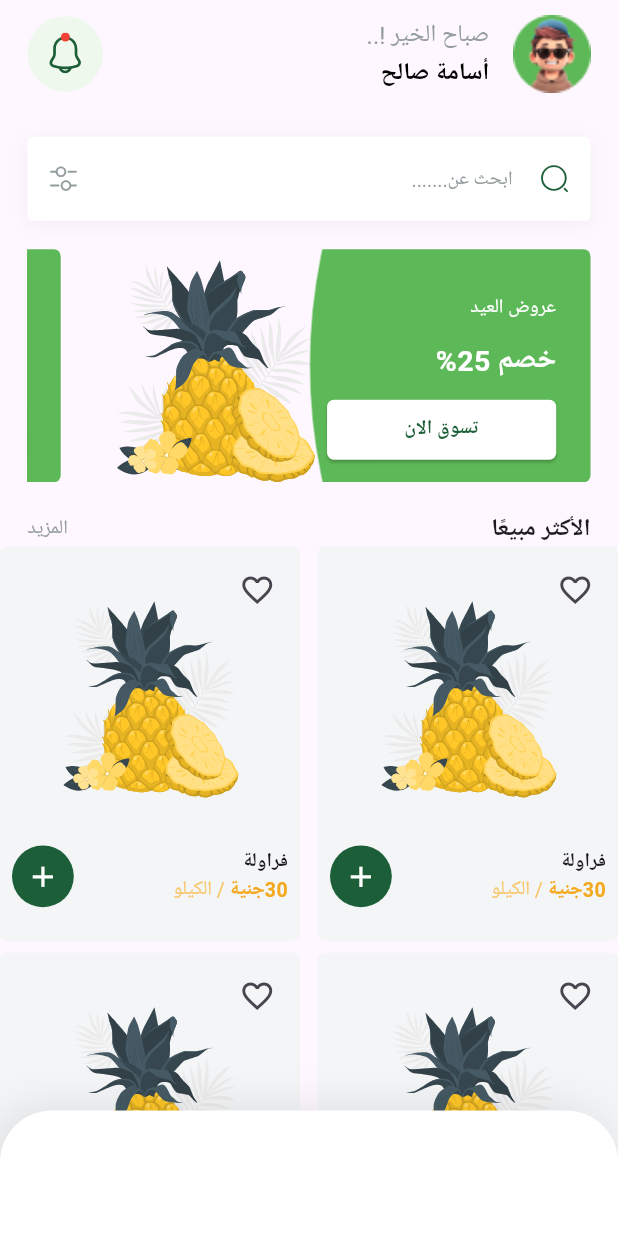
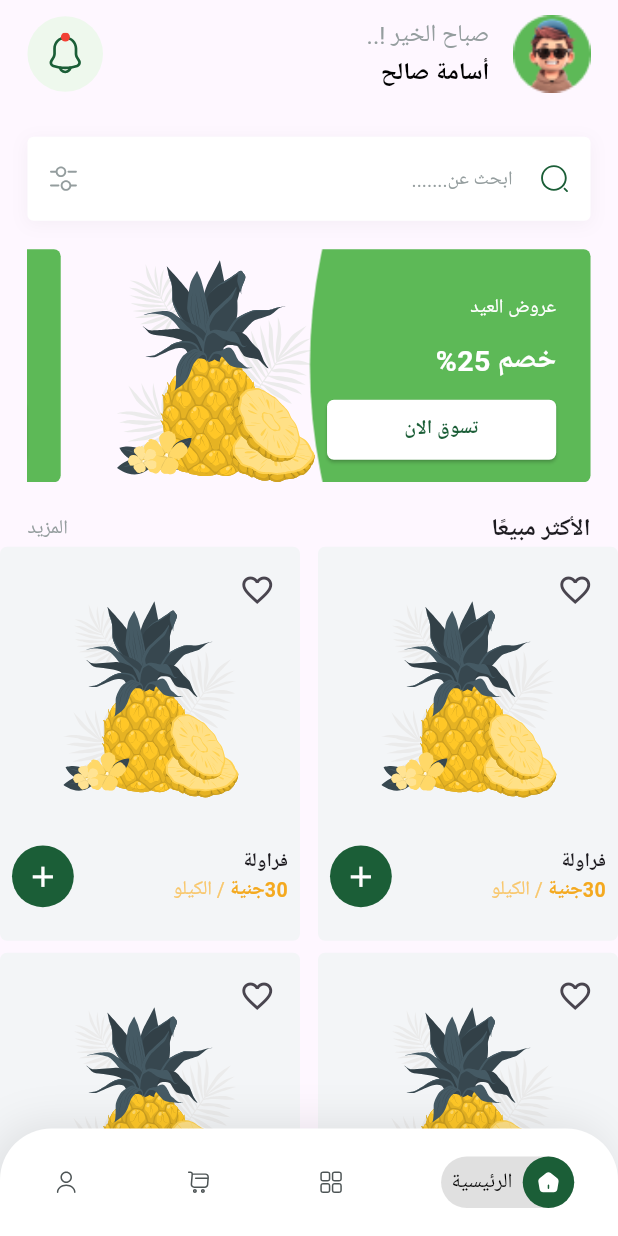
Before and after one commit to Osama-Saleh/Frutella, a Flutter app: the screen it shows after launch, on a phone screen of 412 x 824 dp. Run offline on Flutter 3.47's test engine with Material 3 defaults, Android fonts, the phone set to English and light mode, and no system bars; our stand-ins replace bloc, cloud_firestore, dots_indicator, easy_localization, firebase_auth, firebase_core and 7 more; missing offline and left inert: dart_either; accounts and stored records are empty.

Commit message:
create BNB and handle implemention it

```diff
--- a/lib/core/utils/app_images.dart
+++ b/lib/core/utils/app_images.dart
@@ -10,9 +10,33 @@ class Assets {
   /// assets/images/home/background_featers_item.svg
   static const String imagesHomeBackgroundFeatersItem = "assets/images/home/background_featers_item.svg";
 
+  /// Assets for imagesHomeHome
+  /// assets/images/home/home.svg
+  static const String imagesHomeHome = "assets/images/home/home.svg";
+
+  /// Assets for imagesHomeHomeActive
+  /// assets/images/home/homeActive.svg
+  static const String imagesHomeHomeActive = "assets/images/home/homeActive.svg";
+
+  /// Assets for imagesHomeMyAccount
+  /// assets/images/home/myAccount.svg
+  static const String imagesHomeMyAccount = "assets/images/home/myAccount.svg";
+
+  /// Assets for imagesHomeMyAccountActive
+  /// assets/images/home/myAccountActive.svg
+  static const String imagesHomeMyAccountActive = "assets/images/home/myAccountActive.svg";
+
   /// Assets for imagesHomeNotification
   /// assets/images/home/notification.svg
   static const String imagesHomeNotification = "assets/images/home/notification.svg";
+
+  /// Assets for imagesHomeProductActive
+  /// assets/images/home/productActive.svg
+  static const String imagesHomeProductActive = "assets/images/home/productActive.svg";
+
+  /// Assets for imagesHomeProducts
+  /// assets/images/home/products.svg
+  static const String imagesHomeProducts = "assets/images/home/products.svg";
 
   /// Assets for imagesHomeProfileImage
   /// assets/images/home/profile_image.png
@@ -25,6 +49,14 @@ class Assets {
   /// Assets for imagesHomeSearchFilter
   /// assets/images/home/search_filter.svg
   static const String imagesHomeSearchFilter = "assets/images/home/search_filter.svg";
+
+  /// Assets for imagesHomeShoppingCart
+  /// assets/images/home/shopping-cart.svg
+  static const String imagesHomeShoppingCart = "assets/images/home/shopping-cart.svg";
+
+  /// Assets for imagesHomeShoppingCartActive
+  /// assets/images/home/shopping-cart_active.svg
+  static const String imagesHomeShoppingCartActive = "assets/images/home/shopping-cart_active.svg";
 
   /// Assets for imagesOnBoardingBackgroundPage1
   /// assets/images/on_boarding/background_page1.svg
--- /dev/null
+++ b/lib/features/home/domain/entites/buttom_navigation_bar_entites.dart
@@ -0,0 +1,33 @@
+import 'package:fruit/core/utils/app_images.dart';
+
+class ButtomNavigationBarEntites {
+  final String label , activeImage , inActiveImage;
+
+  ButtomNavigationBarEntites({
+    required this.label,
+    required this.activeImage,
+    required this.inActiveImage,
+  });
+ static List <ButtomNavigationBarEntites> buttomNavigationBarItems = [
+  ButtomNavigationBarEntites(
+    label: "الرئيسية",
+    activeImage: Assets.imagesHomeHomeActive,
+    inActiveImage: Assets.imagesHomeHome,
+  ),
+  ButtomNavigationBarEntites(
+    label: "المنتجات",
+    activeImage: Assets.imagesHomeProductActive,
+    inActiveImage: Assets.imagesHomeProducts,
+  ),
+  ButtomNavigationBarEntites(
+    label: "سلة التسوق",
+    activeImage: Assets.imagesHomeShoppingCartActive,
+    inActiveImage: Assets.imagesHomeShoppingCart,
+  ),
+  ButtomNavigationBarEntites(
+    label: "حسابي",
+    activeImage: Assets.imagesHomeMyAccountActive,
+    inActiveImage: Assets.imagesHomeMyAccount,
+  ),
+];
+}
--- /dev/null
+++ b/lib/features/home/presentation/navigationbar/navigationbar_cubit.dart
@@ -0,0 +1,13 @@
+import 'package:bloc/bloc.dart';
+import 'package:meta/meta.dart';
+
+part 'navigationbar_state.dart';
+
+class NavigationbarCubit extends Cubit<int> {
+  NavigationbarCubit() : super(0);
+
+  changeIndex(int index) {
+    emit(index);
+  }
+
+}
--- /dev/null
+++ b/lib/features/home/presentation/navigationbar/navigationbar_state.dart
@@ -0,0 +1,15 @@
+part of 'navigationbar_cubit.dart';
+
+ class NavigationbarState {
+
+  int selectedIndex = 0;
+
+  NavigationbarState({required this.selectedIndex});
+
+  NavigationbarState copyWith({int? selectedIndex}) {
+    return NavigationbarState(
+      selectedIndex: selectedIndex ?? this.selectedIndex,
+    );
+  }
+
+}
--- a/lib/features/home/presentation/views/home_view.dart
+++ b/lib/features/home/presentation/views/home_view.dart
@@ -1,5 +1,7 @@
 import 'package:flutter/material.dart';
 import 'package:flutter/widgets.dart';
+import 'package:flutter_bloc/flutter_bloc.dart';
+import 'package:fruit/features/home/presentation/navigationbar/navigationbar_cubit.dart';
 import 'package:fruit/features/home/presentation/widgets/custom_bottom_navigation_bar.dart';
 import 'package:fruit/features/home/presentation/widgets/home_view_body.dart';
 
@@ -15,9 +17,12 @@ class HomeView extends StatelessWidget {
           surfaceTintColor: Colors.transparent,
         ),
       ),
-      child: Scaffold(
-        body: SafeArea(child: HomeViewBody()),
-        bottomSheet: CustomBottomNavigationBar(),
+      child: BlocProvider(
+        create: (context) => NavigationbarCubit(),
+        child: Scaffold(
+          body: SafeArea(child: HomeViewBody()),
+          bottomSheet: CustomBottomNavigationBar(),
+        ),
       ),
     );
   }
--- /dev/null
+++ b/lib/features/home/presentation/widgets/active_widget.dart
@@ -0,0 +1,57 @@
+import 'package:flutter/material.dart';
+import 'package:flutter_screenutil/flutter_screenutil.dart';
+import 'package:flutter_svg/svg.dart';
+import 'package:fruit/core/utils/app_colors.dart';
+
+class Active extends StatelessWidget {
+  final String ActiveImage, label;
+  const Active({
+    super.key,
+    this.ActiveImage = '',
+    this.label = '',
+  });
+
+  @override
+  Widget build(BuildContext context) {
+    return Center(
+      child: Container(
+        decoration: ShapeDecoration(
+            color: Colors.grey.shade300,
+            shape: RoundedRectangleBorder(
+              borderRadius: BorderRadius.circular(50.r),
+            )),
+        child: Row(
+          mainAxisAlignment: MainAxisAlignment.start,
+          mainAxisSize: MainAxisSize.min,
+          children: [
+            Container(
+              width: 30.w,
+              height: 30.w,
+              margin: EdgeInsetsDirectional.only(end: 6.w),
+              decoration: ShapeDecoration(
+                  color: AppColors.primaryColor,
+                  shape: RoundedRectangleBorder(
+                    borderRadius: BorderRadius.circular(50.r),
+                  )),
+              child: Center(
+                child: SvgPicture.asset(
+                  ActiveImage,
+                ),
+              ),
+            ),
+            Text(
+              label,
+              style: TextStyle(
+                fontSize: 12.sp,
+                color: Colors.black,
+              ),
+            ),
+            SizedBox(
+              width: 6.w,
+            )
+          ],
+        ),
+      ),
+    );
+  }
+}
--- a/lib/features/home/presentation/widgets/custom_bottom_navigation_bar.dart
+++ b/lib/features/home/presentation/widgets/custom_bottom_navigation_bar.dart
@@ -1,22 +1,29 @@
 import 'package:flutter/material.dart';
+import 'package:flutter_bloc/flutter_bloc.dart';
 import 'package:flutter_screenutil/flutter_screenutil.dart';
+import 'package:flutter_svg/svg.dart';
+import 'package:fruit/core/utils/app_colors.dart';
+import 'package:fruit/features/home/domain/entites/buttom_navigation_bar_entites.dart';
+import 'package:fruit/features/home/presentation/navigationbar/navigationbar_cubit.dart';
+import 'package:fruit/features/home/presentation/widgets/active_widget.dart';
+import 'package:fruit/features/home/presentation/widgets/in_active_widget.dart';
 
 class CustomBottomNavigationBar extends StatelessWidget {
   const CustomBottomNavigationBar({super.key});
 
   @override
   Widget build(BuildContext context) {
+    return BlocBuilder<NavigationbarCubit, int>(
+      builder: (context, state) {
         return Container(
-          height: 70.h,
+          height: 60.h,
           decoration: ShapeDecoration(
             color: Colors.white,
             shape: RoundedRectangleBorder(
-            borderRadius:BorderRadius.only(
+                borderRadius: BorderRadius.only(
               topLeft: Radius.circular(30.r),
               topRight: Radius.circular(30.r),
-            )
-
-          ),
+            )),
             shadows: [
               BoxShadow(
                 color: Colors.black.withValues(alpha: 0.1),
@@ -25,6 +32,37 @@ class CustomBottomNavigationBar extends StatelessWidget {
               ),
             ],
           ),
+          child: Row(
+            children: ButtomNavigationBarEntites.buttomNavigationBarItems
+                .asMap()
+                .entries
+                .map(
+              (e) {
+                int index = e.key;
+                String label = e.value.label;
+                return Expanded(
+                  flex: index == state ? 5 : 3,
+                  child: GestureDetector(
+                    onTap: () {
+                      context.read<NavigationbarCubit>().changeIndex(index);
+                    },
+                    child: index == state
+                        ? Active(
+                            ActiveImage: ButtomNavigationBarEntites
+                                .buttomNavigationBarItems[index].activeImage,
+                            label: label,
+                          )
+                        : InActive(
+                            inActiveImage: ButtomNavigationBarEntites
+                                .buttomNavigationBarItems[index].inActiveImage,
+                          ),
+                  ),
+                );
+              },
+            ).toList(),
+          ),
+        );
+      },
     );
   }
 }
--- /dev/null
+++ b/lib/features/home/presentation/widgets/in_active_widget.dart
@@ -0,0 +1,22 @@
+import 'package:flutter/material.dart';
+import 'package:flutter_svg/flutter_svg.dart';
+
+class InActive extends StatelessWidget {
+  final String inActiveImage;
+  const InActive({
+    super.key,
+    this.inActiveImage = '',
+  });
+
+  @override
+  Widget build(BuildContext context) {
+    return Row(
+      mainAxisAlignment: MainAxisAlignment.center,
+      children: [
+        SvgPicture.asset(
+          inActiveImage,
+        ),
+      ],
+    );
+  }
+}
```
Also changed, not shown: assets/images/home/home.svg (added), assets/images/home/homeActive.svg (added), assets/images/home/myAccount.svg (added), assets/images/home/myAccountActive.svg (added), assets/images/home/productActive.svg (added), assets/images/home/products.svg (added), assets/images/home/shopping-cart.svg (added), assets/images/home/shopping-cart_active.svg (added). Lines whose indentation alone changed are shown as unchanged.
